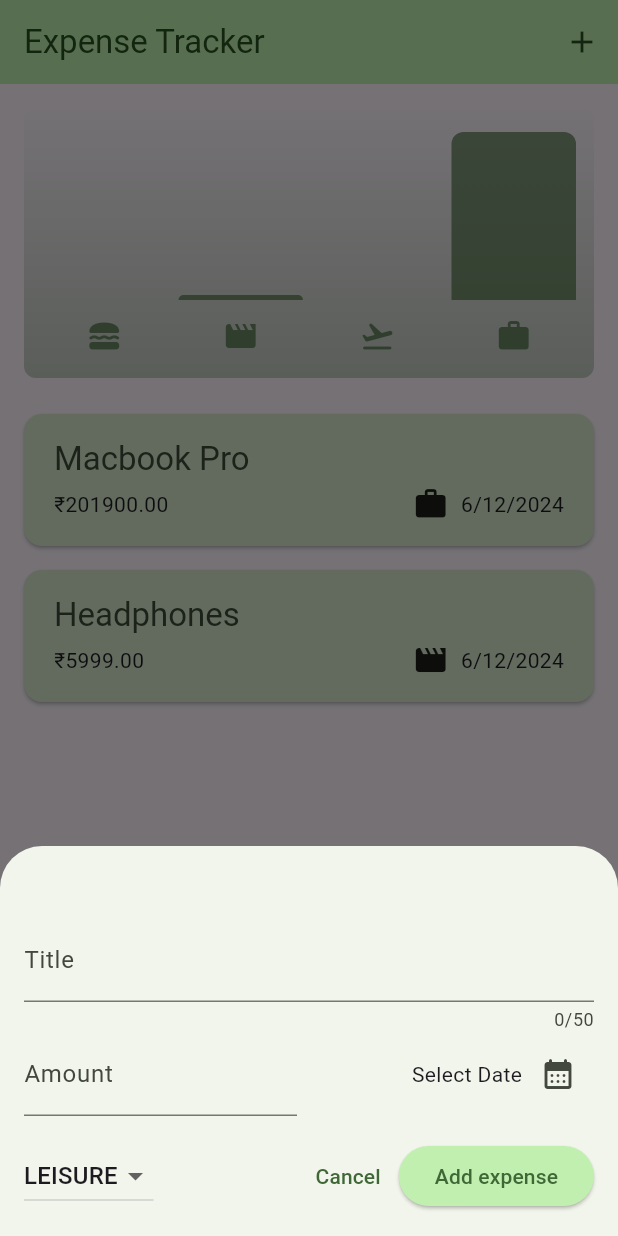
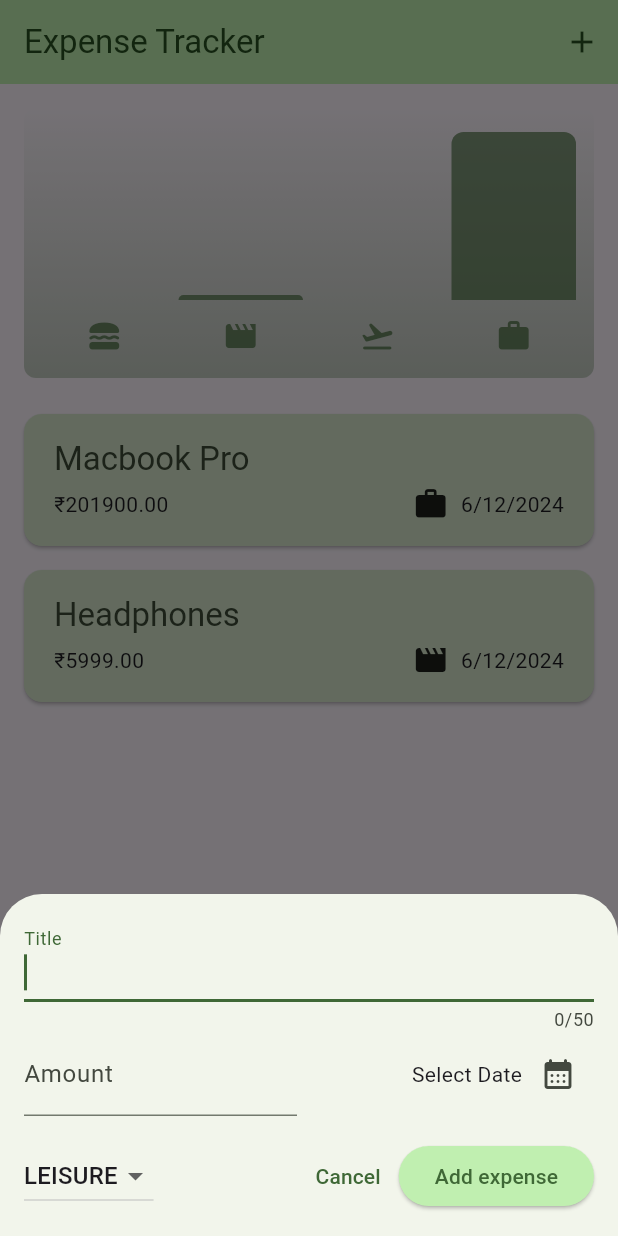
Before and after one commit to alph-a07/flutter-expense-tracker, a Flutter app: the screen it shows after launch, after a tap on the "add" icon, on a phone screen of 412 x 824 dp. Run offline on Flutter 3.47's test engine with Material 3 defaults, Android fonts, the phone set to English and light mode, and no system bars.

Commit message:
added auto focus to new expense title

```diff
--- a/lib/widgets/expense_tracker.dart
+++ b/lib/widgets/expense_tracker.dart
@@ -3,6 +3,7 @@ import 'package:expense_tracker/widgets/chart.dart';
 import 'package:expense_tracker/widgets/expenses_list.dart';
 import 'package:expense_tracker/widgets/new_expense.dart';
 import 'package:flutter/material.dart';
+import 'package:flutter/services.dart';
 
 class Expenses extends StatefulWidget {
   const Expenses({super.key});
@@ -29,11 +30,13 @@ class _ExpensesState extends State<Expenses> {
 
   _openAddExpenseOverlay() {
     showModalBottomSheet(
+        useSafeArea: true,
         context: context,
         isScrollControlled: true,
         builder: (ctx) => NewExpense(
               addExpense: _addExpense,
             ));
+    // SystemChannels.textInput.invokeMethod("TextInput.show");
   }
 
   void _addExpense(Expense expense) {
--- a/lib/widgets/new_expense.dart
+++ b/lib/widgets/new_expense.dart
@@ -86,11 +86,12 @@ class _NewExpenseState extends State<NewExpense> {
 
     return SingleChildScrollView(
       child: Padding(
-        padding: EdgeInsets.fromLTRB(16, 48, 16, 16 + keyboardSpace),
+        padding: EdgeInsets.fromLTRB(16, 16, 16, 16 + keyboardSpace),
         child: Column(
           children: [
             TextField(
               maxLength: 50,
+              autofocus: true,
               decoration: const InputDecoration(label: Text('Title')),
               controller: _titleController,
             ),
```
